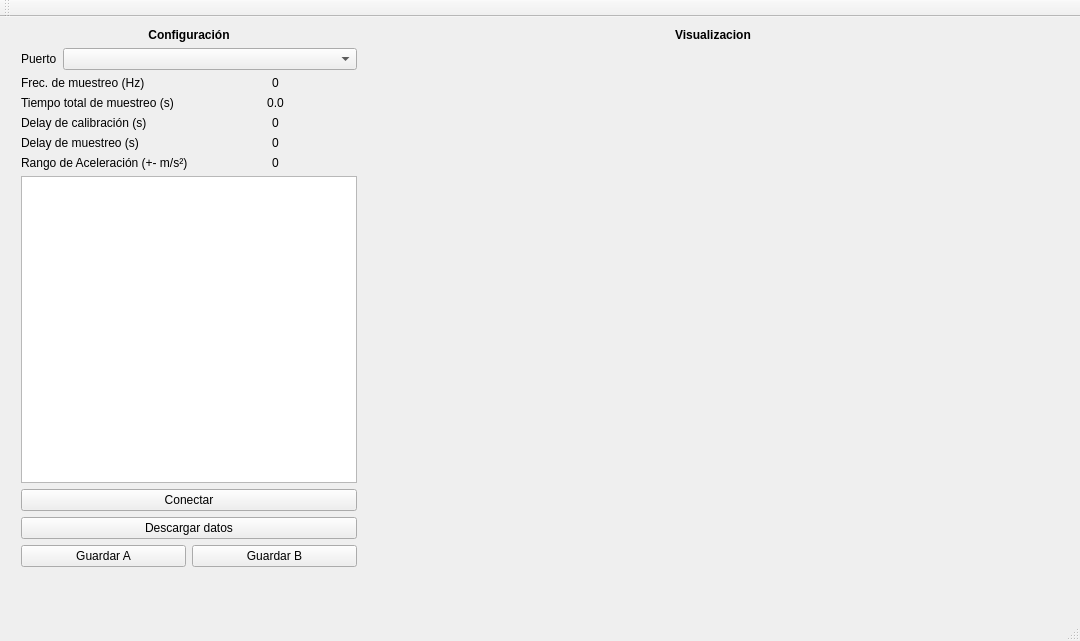
Before: the Qt Designer form mainwindow.ui in Toroid-io/AccelerationDataLogger, drawn with Qt 5.
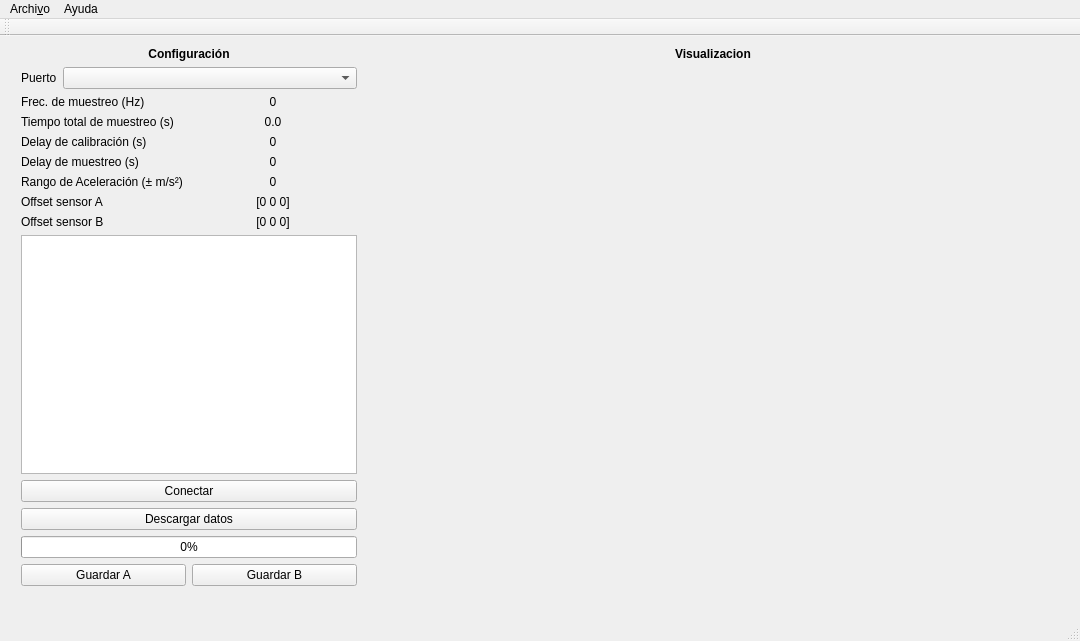
After: the same form once the commit is applied. Custom widgets are drawn as their Qt base class.

Commit message: [Qt] Add labels to plots. Download progress bar. Offset values.

Patch:
```diff
--- a/mainwindow.ui
+++ b/mainwindow.ui
@@ -105,13 +105,6 @@
            </property>
           </widget>
          </item>
-         <item row="4" column="0">
-          <widget class="QLabel" name="accelRangeLabel">
-           <property name="text">
-            <string>Rango de Aceleración (+- m/s²)</string>
-           </property>
-          </widget>
-         </item>
          <item row="0" column="0">
           <widget class="QLabel" name="sampleSpeedLabel">
            <property name="text">
@@ -149,6 +142,20 @@
            </property>
           </widget>
          </item>
+         <item row="5" column="0">
+          <widget class="QLabel" name="offsetALabel">
+           <property name="text">
+            <string>Offset sensor A</string>
+           </property>
+          </widget>
+         </item>
+         <item row="4" column="0">
+          <widget class="QLabel" name="accelRangeLabel">
+           <property name="text">
+            <string>Rango de Aceleración (± m/s²)</string>
+           </property>
+          </widget>
+         </item>
          <item row="4" column="1">
           <widget class="QLabel" name="accelRangeValLabel">
            <property name="text">
@@ -159,6 +166,33 @@
            </property>
           </widget>
          </item>
+         <item row="6" column="0">
+          <widget class="QLabel" name="offsetBLabel">
+           <property name="text">
+            <string>Offset sensor B</string>
+           </property>
+          </widget>
+         </item>
+         <item row="5" column="1">
+          <widget class="QLabel" name="offsetAValLabel">
+           <property name="text">
+            <string>[0 0 0]</string>
+           </property>
+           <property name="alignment">
+            <set>Qt::AlignCenter</set>
+           </property>
+          </widget>
+         </item>
+         <item row="6" column="1">
+          <widget class="QLabel" name="offsetBValLabel">
+           <property name="text">
+            <string>[0 0 0]</string>
+           </property>
+           <property name="alignment">
+            <set>Qt::AlignCenter</set>
+           </property>
+          </widget>
+         </item>
         </layout>
        </item>
        <item>
@@ -178,6 +212,13 @@
          </property>
         </widget>
        </item>
+       <item>
+        <widget class="QProgressBar" name="downloadProgressBar">
+         <property name="value">
+          <number>0</number>
+         </property>
+        </widget>
+       </item>
        <item>
         <layout class="QHBoxLayout" name="horizontalLayout">
          <item>
@@ -264,6 +305,20 @@
      <height>24</height>
     </rect>
    </property>
+   <widget class="QMenu" name="menuMenu">
+    <property name="title">
+     <string>Archi&amp;vo</string>
+    </property>
+    <addaction name="actionCerrar"/>
+   </widget>
+   <widget class="QMenu" name="menuAyuda">
+    <property name="title">
+     <string>Ayuda</string>
+    </property>
+    <addaction name="actionAcerca_2"/>
+   </widget>
+   <addaction name="menuMenu"/>
+   <addaction name="menuAyuda"/>
   </widget>
   <widget class="QToolBar" name="mainToolBar">
    <attribute name="toolBarArea">
```
Left out of the diff: 15 changed lines with no effect on the pictures. The commit also changes 4 other files.
